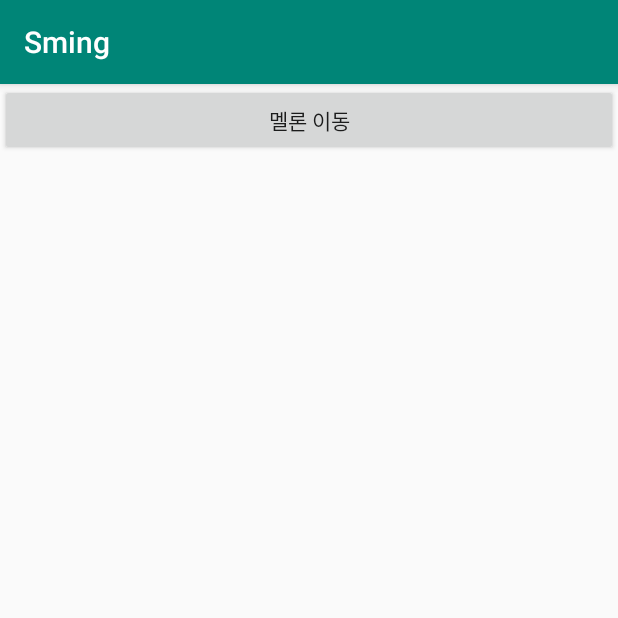
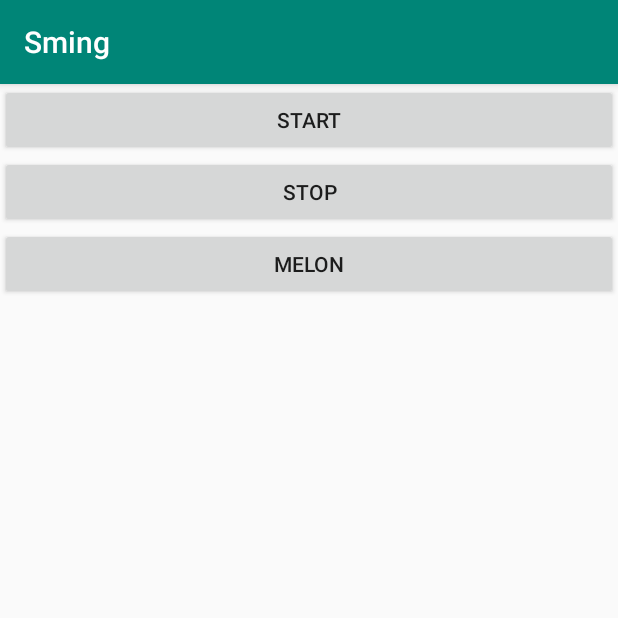
Before and after one commit to jeon9825/grade2_java-project, an Android app: the screen it shows after launch (MainActivity), on a phone screen of 412 x 824 dp, the top half of it. Run offline under Robolectric (Android 15) with nearby library versions, the phone set to English and light mode, and no system bars.

Commit message:
181106 sming [MediaProjection][start,stop,melon Button]

```diff
--- a/03) SMING/Sming/app/src/main/java/com/sming/MainActivity.java
+++ b/03) SMING/Sming/app/src/main/java/com/sming/MainActivity.java
@@ -3,17 +3,30 @@ package com.sming;
 import android.content.ComponentName;
 import android.content.Context;
 import android.content.Intent;
+import android.graphics.Bitmap;
+import android.graphics.ImageFormat;
+import android.graphics.Point;
+import android.hardware.display.DisplayManager;
 import android.hardware.display.VirtualDisplay;
+import android.media.Image;
+import android.media.ImageReader;
 import android.media.projection.MediaProjection;
 import android.media.projection.MediaProjectionManager;
+import android.os.Handler;
+import android.os.Looper;
 import android.support.v7.app.AppCompatActivity;
 import android.os.Bundle;
+import android.util.DisplayMetrics;
+import android.util.Log;
+import android.view.Display;
 import android.view.View;
 import android.widget.Button;
 
+import java.io.FileOutputStream;
+import java.io.IOException;
+import java.nio.Buffer;
+
 public class MainActivity extends AppCompatActivity {
-
-    private int REQUEST_CODE=1000;
     // 종료와 시작을 정의하기 위해서 전역으로 정의해주었습니다.
     /**
      * MediaProjection을 사용하기 위한 객체입니다.
@@ -25,13 +38,41 @@ public class MainActivity extends AppCompatActivity {
      */
     private VirtualDisplay virtualDisplay;
 
+    private static final String TAG = MainActivity.class.getName();
+    private static final int REQUEST_CODE = 100;
+    private MediaProjectionManager mProjectionManager;
+    private MediaProjection mProjection;
+    private ImageReader mImageReader;
+    private Handler mHandler = new Handler(Looper.getMainLooper());
+    private int imagesProduced;
+    private long startTimeInMillis;
+
     @Override
     protected void onCreate(Bundle savedInstanceState) {
         super.onCreate(savedInstanceState);
         setContentView(R.layout.activity_main);
 
-        Button button_melon = (Button) findViewById(R.id.button_melon);
-        button_melon.setOnClickListener(new Button.OnClickListener() {
+        // call for the projection manager
+        mProjectionManager = (MediaProjectionManager) getSystemService(Context.MEDIA_PROJECTION_SERVICE);
+
+        final Button startButton = (Button) findViewById(R.id.StartButton);
+        startButton.setOnClickListener(new Button.OnClickListener() {
+            @Override
+            public void onClick(View view) {
+                startProjection();
+            }
+        });
+
+        final Button stopButton = (Button) findViewById(R.id.StopButton);
+        stopButton.setOnClickListener(new Button.OnClickListener(){
+            @Override
+            public void onClick(View view) {
+                startProjection();
+            }
+        });
+
+        final Button melonButton = (Button) findViewById(R.id.MelonButton);
+        melonButton.setOnClickListener(new Button.OnClickListener(){
             @Override
             public void onClick(View view) {
                 //타 어플(멜론)의 Activity 실행
@@ -40,29 +81,70 @@ public class MainActivity extends AppCompatActivity {
                 intent.addCategory(Intent.CATEGORY_LAUNCHER);
                 intent.setComponent(cn);
                 startActivity(intent);
-
-                /* MediaProjection 활용*/
-                // MediaProjectionManager 권한 획들을 위함
-                MediaProjectionManager mpm = (MediaProjectionManager) getSystemService(Context.MEDIA_PROJECTION_SERVICE);
-                startActivityForResult(mpm.createScreenCaptureIntent(), REQUEST_CODE);
             }
         });
+
+        // start capture handling thread
+        new Thread() {
+            @Override
+            public void run() {
+                Looper.prepare();
+                mHandler = new Handler();
+                Looper.loop();
+            }
+        }.start();
     }
+
     @Override
     protected void onActivityResult(int requestCode, int resultCode, Intent data) {
-        if (requestCode == REQUEST_CODE) { // 사용자가 권한을 허용해주었는지에 대한 처리
-            // 사용자가 권한을 허용해주지 않았습니다.
-            if (resultCode != RESULT_OK) {
-                return;
+        if (requestCode == REQUEST_CODE) {
+            // for statistics -- init
+            imagesProduced = 0;
+            startTimeInMillis = System.currentTimeMillis();
+
+            mProjection = mProjectionManager.getMediaProjection(resultCode, data);
+
+            if (mProjection != null) {
+                final DisplayMetrics metrics = getResources().getDisplayMetrics();
+                final int density = metrics.densityDpi;
+                final int flags = DisplayManager.VIRTUAL_DISPLAY_FLAG_OWN_CONTENT_ONLY | DisplayManager.VIRTUAL_DISPLAY_FLAG_PUBLIC;
+                final Display display = getWindowManager().getDefaultDisplay();
+                final Point size = new Point();
+                display.getSize(size);
+                final int width = size.x;
+                final int height = size.y;
+
+                mImageReader = ImageReader.newInstance(width, height, ImageFormat.JPEG, 2);
+                mProjection.createVirtualDisplay("screen capture", width, height, density, flags, mImageReader.getSurface(), new VirtualDisplayCallback(), mHandler);
             }
-            // 사용자가 권한을 허용해주었기에 mediaProjection을 사용할 수 있는 권한이 생기게 됩니다.
-//            mediaProjection = projectionManager.getMediaProjection(resultCode, data);
-//            if (mediaProjection != null) {
-//                // MediaProjection에 대한 Event 정보를 받으려면 아래와 같이 적용하시면 됩니다.
-//                mediaProjection.registerCallback(new MediaProjectionCallback(), null);
-//                virtualDisplay = mediaProjection.createVirtualDisplay("VirtualDisplay name", 화면 넓이, 화면 높이, 화면 density, flag, surface(화면을 출력할 곳), null /* Callbacks */, null /* Handler */);
-//            }
         }
+
         super.onActivityResult(requestCode, resultCode, data);
     }
+
+    private void startProjection() {
+        startActivityForResult(mProjectionManager.createScreenCaptureIntent(), REQUEST_CODE);
+    }
+
+    private class VirtualDisplayCallback extends VirtualDisplay.Callback {
+
+        @Override
+        public void onPaused() {
+            super.onPaused();
+            Log.e(TAG, "VirtualDisplayCallback: onPaused");
+        }
+
+        @Override
+        public void onResumed() {
+            super.onResumed();
+            Log.e(TAG, "VirtualDisplayCallback: onResumed");
+        }
+
+        @Override
+        public void onStopped() {
+            super.onStopped();
+            Log.e(TAG, "VirtualDisplayCallback: onStopped");
+        }
+
+    }
 }
--- a/03) SMING/Sming/app/src/main/res/layout/activity_main.xml
+++ b/03) SMING/Sming/app/src/main/res/layout/activity_main.xml
@@ -6,8 +6,20 @@
     android:layout_height="match_parent">
 
     <Button
-        android:id="@+id/button_melon"
+        android:id="@+id/StartButton"
         android:layout_width="match_parent"
         android:layout_height="wrap_content"
-        android:text="멜론 이동" />
+        android:text="start" />
+
+    <Button
+        android:id="@+id/StopButton"
+        android:layout_width="match_parent"
+        android:layout_height="wrap_content"
+        android:text="stop" />
+
+    <Button
+        android:id="@+id/MelonButton"
+        android:layout_width="match_parent"
+        android:layout_height="wrap_content"
+        android:text="MELON" />
 </LinearLayout>
```
